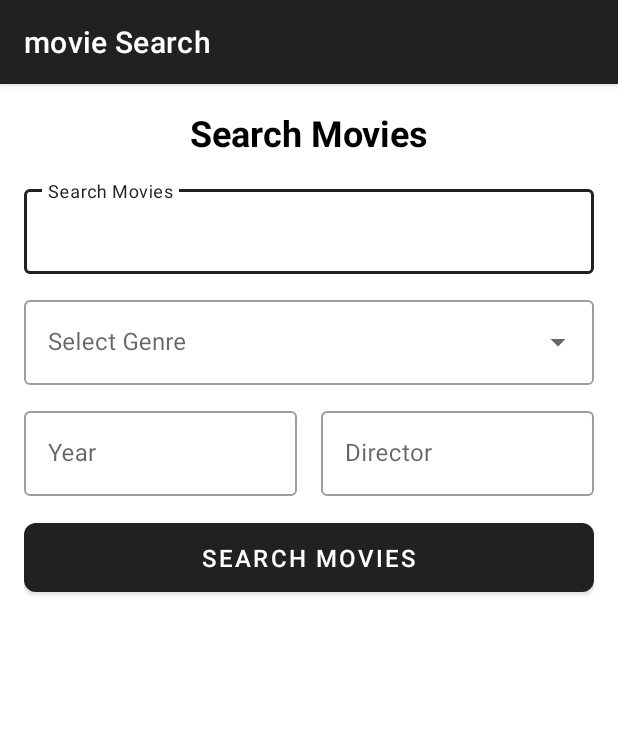
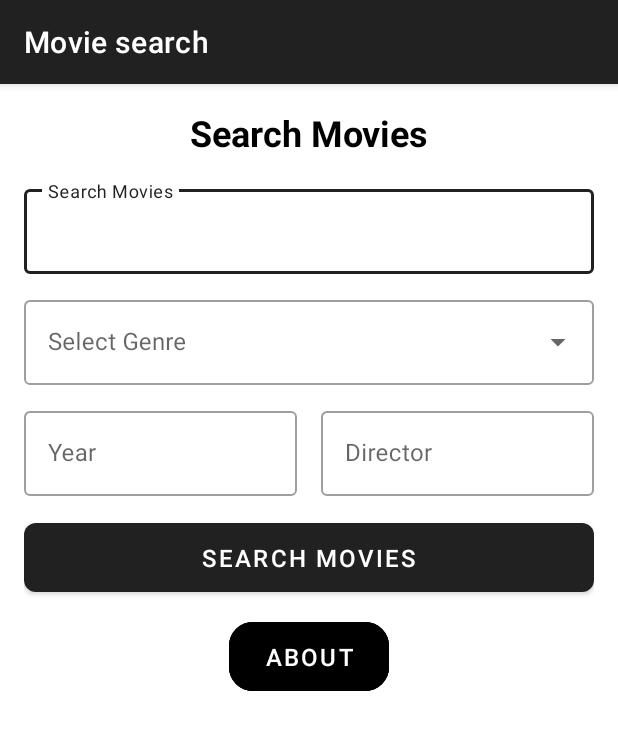
Before and after one commit to jhonomar26/apiPeliculas, an Android app: the screen it shows after launch (MainActivity), on a phone screen of 412 x 824 dp. Shown: the top 730 px of the screen. Run offline under Robolectric (Android 15) with nearby library versions, the phone set to English and light mode, and no system bars.

Commit message:
Agregado acerca de y limpiar pantalla

```diff
--- a/app/src/main/AndroidManifest.xml
+++ b/app/src/main/AndroidManifest.xml
@@ -15,10 +15,12 @@
         android:theme="@style/Theme.ApiPeliculas"
         tools:targetApi="31">
         <activity
+            android:name=".AboutActivity"
+            android:exported="false" />
+        <activity
             android:name=".MainActivity"
             android:exported="true"
             android:theme="@style/Theme.ApiPeliculas">
-
             <intent-filter>
                 <action android:name="android.intent.action.MAIN" />
 
--- a/app/src/main/java/com/example/apipeliculas/MainActivity.kt
+++ b/app/src/main/java/com/example/apipeliculas/MainActivity.kt
@@ -1,5 +1,6 @@
 package com.example.apipeliculas
 
+import android.content.Intent
 import android.os.Bundle
 import android.util.Log
 import android.widget.ArrayAdapter
@@ -23,25 +24,30 @@ class MainActivity : AppCompatActivity() {
     private lateinit var yearEditText: EditText
     private lateinit var directorEditText: EditText
     private lateinit var searchButton: Button
+    private lateinit var aboutButton: Button
 
     override fun onCreate(savedInstanceState: Bundle?) {
         super.onCreate(savedInstanceState)
         setContentView(R.layout.activity_main)
 
         searchEditText = findViewById(R.id.searchEditText)
-        genreAutoCompleteTextView =
-            findViewById(R.id.genreSpinner)  // Cambiado a AutoCompleteTextView
+        genreAutoCompleteTextView = findViewById(R.id.genreSpinner)
         yearEditText = findViewById(R.id.yearEditText)
         directorEditText = findViewById(R.id.directorEditText)
         searchButton = findViewById(R.id.searchButton)
         recyclerView = findViewById(R.id.recyclerView)
+        recyclerView.layoutManager = LinearLayoutManager(this)
+        aboutButton = findViewById(R.id.aboutButton)
 
-        recyclerView.layoutManager = LinearLayoutManager(this)
+        // Lista de géneros con internacionalización
+        val types = listOf(
+            getString(R.string.type_all),
+            getString(R.string.type_movie),
+            getString(R.string.type_series),
+            getString(R.string.type_episode)
+        )
 
-        // Lista de géneros
-        val types = listOf("all", "movie", "series", "episode")
-
-        // Adaptador para el AutoCompleteTextView
+        // Configura el adaptador para el AutoCompleteTextView
         val genreAdapter = ArrayAdapter(this, android.R.layout.simple_list_item_1, types)
         genreAutoCompleteTextView.setAdapter(genreAdapter)
 
@@ -49,7 +55,14 @@ class MainActivity : AppCompatActivity() {
         searchButton.setOnClickListener {
             searchMovies()
         }
+
+        aboutButton.setOnClickListener {
+            val intent = Intent(this, AboutActivity::class.java)
+            startActivity(intent)
+        }
+
     }
+
 
     private fun searchMovies() {
         val query = searchEditText.text.toString()
@@ -68,7 +81,7 @@ class MainActivity : AppCompatActivity() {
                     apiKey,
                     query,
                     //null, es no tener en cuenta ese atributo
-                    type = if (types != "All") types else null,
+                    type = if (types != "All" && types != "Todo") types else null,
                     year = if (year.isNotBlank()) year else null,
                     director = if (director.isNotBlank()) director else null
                 )
@@ -82,6 +95,8 @@ class MainActivity : AppCompatActivity() {
                     } else {
                         Toast.makeText(this@MainActivity, "No movies found", Toast.LENGTH_SHORT)
                             .show()
+                        // Limpia el RecyclerView
+                        movieAdapter.updateMovies(emptyList())
                     }
                 }
             } catch (e: Exception) {
--- a/app/src/main/res/layout/activity_main.xml
+++ b/app/src/main/res/layout/activity_main.xml
@@ -7,6 +7,7 @@
     android:orientation="vertical"
     android:padding="16dp">
 
+    <!-- Título -->
     <TextView
         android:layout_width="match_parent"
         android:layout_height="wrap_content"
@@ -17,6 +18,13 @@
         android:textSize="24sp"
         android:textStyle="bold" />
 
+    <!-- Contenedor de campos de búsqueda -->
+    <LinearLayout
+        android:layout_width="match_parent"
+        android:layout_height="wrap_content"
+        android:orientation="vertical">
+
+        <!-- Campo de búsqueda -->
         <com.google.android.material.textfield.TextInputLayout
             style="@style/Widget.MaterialComponents.TextInputLayout.OutlinedBox"
             android:layout_width="match_parent"
@@ -31,6 +39,7 @@
                 android:inputType="text" />
         </com.google.android.material.textfield.TextInputLayout>
 
+        <!-- Selector de género -->
         <com.google.android.material.textfield.TextInputLayout
             style="@style/Widget.MaterialComponents.TextInputLayout.OutlinedBox.ExposedDropdownMenu"
             android:layout_width="match_parent"
@@ -45,6 +54,7 @@
                 android:inputType="none" />
         </com.google.android.material.textfield.TextInputLayout>
 
+        <!-- Fila de año y director -->
         <LinearLayout
             android:layout_width="match_parent"
             android:layout_height="wrap_content"
@@ -83,20 +93,48 @@
             </com.google.android.material.textfield.TextInputLayout>
         </LinearLayout>
 
+        <!-- Botones -->
+        <LinearLayout
+            android:layout_width="match_parent"
+            android:layout_height="wrap_content"
+            android:orientation="vertical"
+            android:gravity="center">
+
             <com.google.android.material.button.MaterialButton
                 android:id="@+id/searchButton"
                 android:layout_width="match_parent"
                 android:layout_height="wrap_content"
+                android:layout_marginBottom="8dp"
                 android:padding="12dp"
                 android:text="@string/search_button_text"
                 android:textSize="16sp"
                 app:cornerRadius="8dp" />
 
+            <com.google.android.material.button.MaterialButton
+                android:id="@+id/aboutButton"
+                style="@style/Widget.MaterialComponents.Button.UnelevatedButton"
+                android:layout_width="wrap_content"
+                android:layout_height="wrap_content"
+                android:backgroundTint="@color/black"
+                android:paddingHorizontal="24dp"
+                android:paddingVertical="12dp"
+                android:text="@string/about"
+                android:textColor="@color/white"
+                android:textSize="16sp"
+                app:cornerRadius="16dp"
+                app:iconGravity="textStart"
+                app:iconPadding="8dp"
+                app:strokeWidth="1dp" />
+        </LinearLayout>
+    </LinearLayout>
+
+    <!-- Lista de resultados -->
     <androidx.recyclerview.widget.RecyclerView
         android:id="@+id/recyclerView"
         android:layout_width="match_parent"
         android:layout_height="0dp"
+        android:layout_weight="1"
         android:layout_marginTop="16dp"
-        android:layout_weight="1"
         android:clipToPadding="false" />
+
 </LinearLayout>
--- a/app/src/main/res/values/strings.xml
+++ b/app/src/main/res/values/strings.xml
@@ -1,9 +1,20 @@
 <resources>
-    <string name="app_name">movie Search</string>
+    <string name="app_name">Movie search</string>
     <string name="search_movies">Search Movies</string>
     <string name="search_hint">Search Movies</string>
     <string name="select_genre">Select Genre</string>
     <string name="year_hint">Year</string>
     <string name="director_hint">Director</string>
     <string name="search_button_text">Search Movies</string>
+    <string name="type_all">All</string>
+    <string name="type_movie">Movie</string>
+    <string name="type_series">Series</string>
+    <string name="type_episode">Episode</string>
+    <string name="about">About</string>
+    <string name="develop">develop by Omar Hualpa</string>
+    <string name="about_info">This application allows you to search for movies, providing detailed information including genre, release year, and director. Powered by the OMDb API.</string>
+    <string name="about_author">"Developed by Omar Hualpa. "</string>
+    <string name="back_to_main">Back</string>
+
+
 </resources>
```
Also changed, not shown: app/src/main/java/com/example/apipeliculas/AboutActivity.kt (added, +18 -0 lines), app/src/main/java/com/example/apipeliculas/MovieAdapter.kt (+14 -6 lines), app/src/main/res/layout/activity_about.xml (added, +76 -0 lines), app/src/main/res/drawable/about_image_desc.jpg (added), 1 other file. Lines whose indentation alone changed are shown as unchanged.
